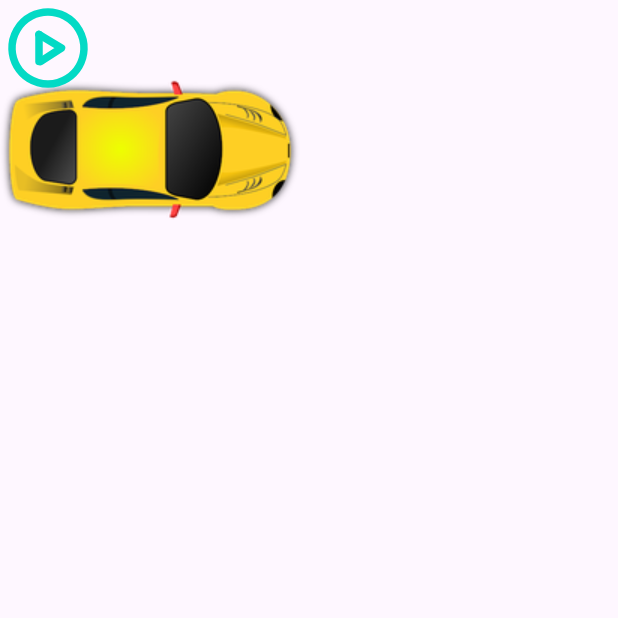
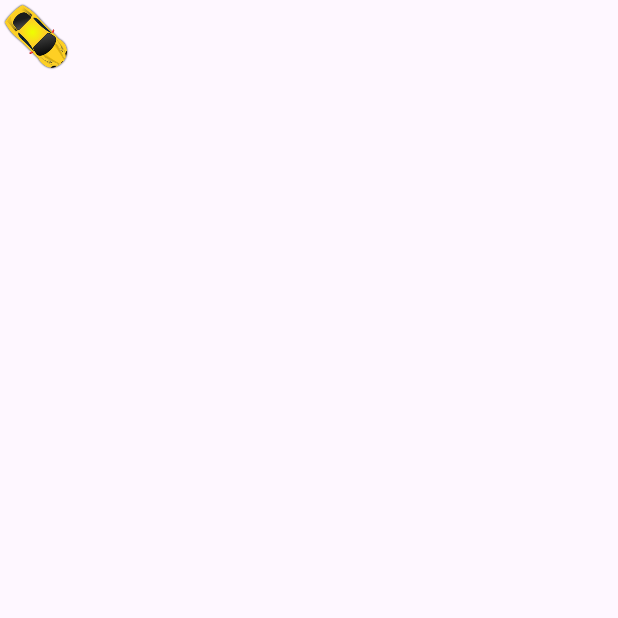
Before and after one commit to VasylDvorak/MotionCar, an Android app: the screen it shows after launch (MainActivity), on a phone screen of 412 x 824 dp, the top half of it. Run offline under Robolectric (Android 15) with nearby library versions, the phone set to English and light mode, and no system bars; our stand-ins replace navigation-ui.

Commit message:
Движение по кривой с вращением из угла в угол

```diff
--- a/app/src/main/java/com/motioncar/FirstFragment.kt
+++ b/app/src/main/java/com/motioncar/FirstFragment.kt
@@ -1,29 +1,15 @@
 package com.motioncar
 
 import android.os.Bundle
-import android.view.Gravity
-import androidx.fragment.app.Fragment
 import android.view.LayoutInflater
 import android.view.View
 import android.view.ViewGroup
-import android.widget.FrameLayout
-import androidx.navigation.fragment.findNavController
-import androidx.transition.ChangeBounds
-import androidx.transition.Explode
-import androidx.transition.TransitionManager
-import com.google.android.material.transition.MaterialArcMotion
-import com.google.android.material.transition.platform.MaterialSharedAxis
+import androidx.fragment.app.Fragment
 import com.motioncar.databinding.FragmentFirstBinding
 
-/**
- * A simple [Fragment] subclass as the default destination in the navigation.
- */
 class FirstFragment : Fragment() {
-    var isFlag = false
+
     private var _binding: FragmentFirstBinding? = null
-
-    // This property is only valid between onCreateView and
-    // onDestroyView.
     private val binding get() = _binding!!
 
     override fun onCreateView(
@@ -33,42 +19,8 @@ class FirstFragment : Fragment() {
 
         _binding = FragmentFirstBinding.inflate(inflater, container, false)
         return binding.root
-
     }
 
-    override fun onCreate(savedInstanceState: Bundle?) {
-        super.onCreate(savedInstanceState)
-
-        enterTransition = MaterialSharedAxis(
-            MaterialSharedAxis.Z, true
-        )
-        returnTransition = MaterialSharedAxis(
-            MaterialSharedAxis.Z, false
-        )
-        exitTransition = Explode()
-
-    }
-
-    override fun onViewCreated(view: View, savedInstanceState: Bundle?) {
-        super.onViewCreated(view, savedInstanceState)
-        binding.playPauseCircle.setOnClickListener {
-            isFlag = !isFlag
-            val params = it.layoutParams as FrameLayout.LayoutParams
-            var changeBounds = ChangeBounds()
-            changeBounds.duration = 2000L
-            changeBounds.setPathMotion(MaterialArcMotion())
-            TransitionManager.beginDelayedTransition(binding.root, changeBounds)
-            if (isFlag) {
-                params.gravity = Gravity.TOP or Gravity.START
-
-            } else {
-                params.gravity = Gravity.BOTTOM or Gravity.END
-            }
-            binding.playPauseCircle.layoutParams = params
-
-        }
-
-    }
 
     override fun onDestroyView() {
         super.onDestroyView()
--- a/app/src/main/java/com/motioncar/MainActivity.kt
+++ b/app/src/main/java/com/motioncar/MainActivity.kt
@@ -1,15 +1,11 @@
 package com.motioncar
 
 import android.os.Bundle
-import com.google.android.material.snackbar.Snackbar
 import androidx.appcompat.app.AppCompatActivity
 import androidx.core.view.WindowCompat
 import androidx.navigation.findNavController
 import androidx.navigation.ui.AppBarConfiguration
 import androidx.navigation.ui.navigateUp
-import androidx.navigation.ui.setupActionBarWithNavController
-import android.view.Menu
-import android.view.MenuItem
 import com.motioncar.databinding.ActivityMainBinding
 
 class MainActivity : AppCompatActivity() {
--- a/app/src/main/res/drawable/baseline_local_taxi_24.xml
+++ /dev/null
@@ -1,5 +0,0 @@
-<vector android:height="24dp" android:tint="#F6CE06"
-    android:viewportHeight="24" android:viewportWidth="24"
-    android:width="24dp" xmlns:android="http://schemas.android.com/apk/res/android">
-    <path android:fillColor="@android:color/white" android:pathData="M18.92,6.01C18.72,5.42 18.16,5 17.5,5L15,5L15,3L9,3v2L6.5,5c-0.66,0 -1.21,0.42 -1.42,1.01L3,12v8c0,0.55 0.45,1 1,1h1c0.55,0 1,-0.45 1,-1v-1h12v1c0,0.55 0.45,1 1,1h1c0.55,0 1,-0.45 1,-1v-8l-2.08,-5.99zM6.5,16c-0.83,0 -1.5,-0.67 -1.5,-1.5S5.67,13 6.5,13s1.5,0.67 1.5,1.5S7.33,16 6.5,16zM17.5,16c-0.83,0 -1.5,-0.67 -1.5,-1.5s0.67,-1.5 1.5,-1.5 1.5,0.67 1.5,1.5 -0.67,1.5 -1.5,1.5zM5,11l1.5,-4.5h11L19,11L5,11z"/>
-</vector>
--- a/app/src/main/res/drawable/circle_pause_vector.xml
+++ /dev/null
@@ -1,26 +0,0 @@
-<?xml version= "1.0" encoding= "utf-8" ?>
-<vector xmlns:android= "http://schemas.android.com/apk/res/android"
-    android:width= "64dp"
-    android:height= "64dp"
-    android:viewportWidth= "64"
-    android:viewportHeight= "64" >
-    <path
-        android:name= "circle"
-        android:pathData= "@string/clockwise_circle"
-        android:strokeWidth= "5"
-        android:strokeColor= "@color/colorPrimary"
-        android:strokeLineCap= "round" />
-    <path
-        android:name= "pause_left"
-        android:pathData= "@string/pause_left"
-        android:strokeWidth= "5"
-        android:strokeColor= "@color/color4"
-        android:strokeLineCap= "round" />
-    <path
-        android:name= "pause_right"
-        android:pathData= "@string/pause_right"
-        android:strokeWidth= "5"
-        android:strokeColor= "@android:color/white"
-        android:strokeLineCap= "round"
-        android:strokeLineJoin= "round" />
-</vector>
--- a/app/src/main/res/drawable/circle_play_vector.xml
+++ /dev/null
@@ -1,26 +0,0 @@
-<?xml version= "1.0" encoding= "utf-8" ?>
-<vector xmlns:android= "http://schemas.android.com/apk/res/android"
-    android:width= "64dp"
-    android:height= "64dp"
-    android:viewportWidth= "64"
-    android:viewportHeight= "64" >
-    <path
-        android:name= "circle"
-        android:pathData= "@string/clockwise_circle"
-        android:strokeWidth= "5"
-        android:strokeColor= "@android:color/white"
-        android:strokeLineCap= "round" />
-    <path
-        android:name= "pause_left"
-        android:pathData= "@string/pause_left"
-        android:strokeWidth= "5"
-        android:strokeColor= "@color/four"
-        android:strokeLineCap= "round" />
-    <path
-        android:name= "pause_right"
-        android:pathData= "@string/pause_right_play"
-        android:strokeWidth= "5"
-        android:strokeColor= "@color/five"
-        android:strokeLineCap= "round"
-        android:strokeLineJoin= "round" />
-</vector>
--- a/app/src/main/res/drawable/pause_to_play.xml
+++ /dev/null
@@ -1,16 +0,0 @@
-<?xml version= "1.0" encoding= "utf-8" ?>
-<animated-vector xmlns:android= "http://schemas.android.com/apk/res/android"
-    xmlns:aapt= "http://schemas.android.com/aapt"
-    android:drawable= "@drawable/circle_play_vector" >
-    <target android:name= "pause_right" >
-        <aapt:attr name= "android:animation" >
-            <objectAnimator
-                android:duration= "100"
-                android:interpolator= "@android:interpolator/accelerate_decelerate"
-                android:propertyName= "pathData"
-                android:valueFrom= "@string/pause_right"
-                android:valueTo= "@string/pause_right_play"
-                android:valueType= "pathType" />
-        </aapt:attr>
-    </target>
-</animated-vector>
--- a/app/src/main/res/drawable/play_pause_circle.xml
+++ /dev/null
@@ -1,19 +0,0 @@
-<?xml version= "1.0" encoding= "utf-8" ?>
-<animated-selector xmlns:android= "http://schemas.android.com/apk/res/android" >
-    <item
-        android:id= "@+id/play"
-        android:drawable= "@drawable/circle_play_vector"
-        android:state_checked= "true" />
-    <item
-        android:id= "@+id/paused"
-        android:drawable= "@drawable/circle_pause_vector"
-        android:state_checked= "false" />
-    <transition
-        android:drawable= "@drawable/pause_to_play"
-        android:fromId= "@id/paused"
-        android:toId= "@id/play" />
-    <transition
-        android:drawable= "@drawable/play_to_pause"
-        android:fromId= "@id/play"
-        android:toId= "@id/paused" />
-</animated-selector>
--- a/app/src/main/res/drawable/play_to_pause.xml
+++ /dev/null
@@ -1,16 +0,0 @@
-<?xml version= "1.0" encoding= "utf-8" ?>
-<animated-vector xmlns:android= "http://schemas.android.com/apk/res/android"
-    xmlns:aapt= "http://schemas.android.com/aapt"
-    android:drawable= "@drawable/circle_play_vector" >
-    <target android:name= "pause_right" >
-        <aapt:attr name= "android:animation" >
-            <objectAnimator
-                android:duration= "100"
-                android:interpolator= "@android:interpolator/accelerate_decelerate"
-                android:propertyName= "pathData"
-                android:valueFrom= "@string/pause_right_play"
-                android:valueTo= "@string/pause_right"
-                android:valueType= "pathType" />
-        </aapt:attr>
-    </target>
-</animated-vector>
--- a/app/src/main/res/layout/fragment_first.xml
+++ b/app/src/main/res/layout/fragment_first.xml
@@ -5,30 +5,19 @@
     android:layout_width="match_parent"
     android:layout_height="match_parent"
     tools:context=".FirstFragment">
-    <androidx.constraintlayout.motion.widget.MotionLayout xmlns:android="http://schemas.android.com/apk/res/android"
-        xmlns:app="http://schemas.android.com/apk/res-auto"
+    <androidx.constraintlayout.motion.widget.MotionLayout
+        android:id="@+id/motion_layout"
         android:layout_width="match_parent"
         android:layout_height="match_parent"
         app:layoutDescription="@xml/fragment_motion_system_scene">
 
         <ImageView
-            android:id="@+id/image_system"
-            android:layout_width="wrap_content"
-            android:layout_height="wrap_content"
+            android:id="@+id/image_car"
+            android:layout_width="50dp"
+            android:layout_height="50dp"
             android:clickable="true"
             app:srcCompat="@drawable/yellow_car" />
 
     </androidx.constraintlayout.motion.widget.MotionLayout>
-    <androidx.appcompat.widget.SwitchCompat
-        android:id="@+id/play_pause_circle"
-        android:layout_width="wrap_content"
-        android:layout_height="wrap_content"
-        android:background="@drawable/play_pause_circle"
-        android:backgroundTint="@color/colorAccent"
-        android:checked="true"
-        android:contentDescription="@string/move_car"
-        android:thumb="@null"
-        app:layout_constraintBottom_toBottomOf="parent"
-        app:layout_constraintStart_toStartOf="@+id/guideline_vertical_motion" />
 
 </FrameLayout>
--- a/app/src/main/res/xml/fragment_motion_system_scene.xml
+++ b/app/src/main/res/xml/fragment_motion_system_scene.xml
@@ -1,30 +1,33 @@
 <?xml version="1.0" encoding="utf-8"?>
 <MotionScene xmlns:android="http://schemas.android.com/apk/res/android"
     xmlns:app="http://schemas.android.com/apk/res-auto">
-
     <ConstraintSet android:id="@+id/start">
         <Constraint
-            android:id = "@+id/image_system"
-            android:layout_width="wrap_content"
-            android:layout_height="wrap_content"
+            android:id = "@+id/image_car"
+            android:layout_width="50dp"
+            android:layout_height="50dp"
             app:srcCompat="@drawable/yellow_car"
-            android:rotation="0"
-            />
+            android:rotation="45"
+            app:pathMotionArc="startVertical"
+            app:layout_constraintLeft_toLeftOf="parent"
+            app:layout_constraintTop_toTopOf="parent" />
     </ConstraintSet>
 
     <ConstraintSet android:id="@+id/end">
         <Constraint
-            android:id = "@+id/image_system"
-            android:layout_width="wrap_content"
-            android:layout_height="wrap_content"
+            android:id = "@+id/image_car"
+            android:layout_width="50dp"
+            android:layout_height="50dp"
             app:srcCompat="@drawable/yellow_car"
-            android:rotation="360"
-            />
+            android:rotation="225"
+            app:pathMotionArc="flip"
+            app:layout_constraintBottom_toBottomOf="parent"
+            app:layout_constraintRight_toRightOf="parent" />
     </ConstraintSet>
 
     <Transition
         app:constraintSetEnd="@+id/end"
         app:constraintSetStart="@+id/start"
-        app:duration="1000" />
-    <OnClick app:targetId="@+id/image_system" />
+        app:duration="4000" />
+    <OnClick app:targetId="@+id/image_car" />
 </MotionScene>
```
Also changed, not shown: 1 other file.
